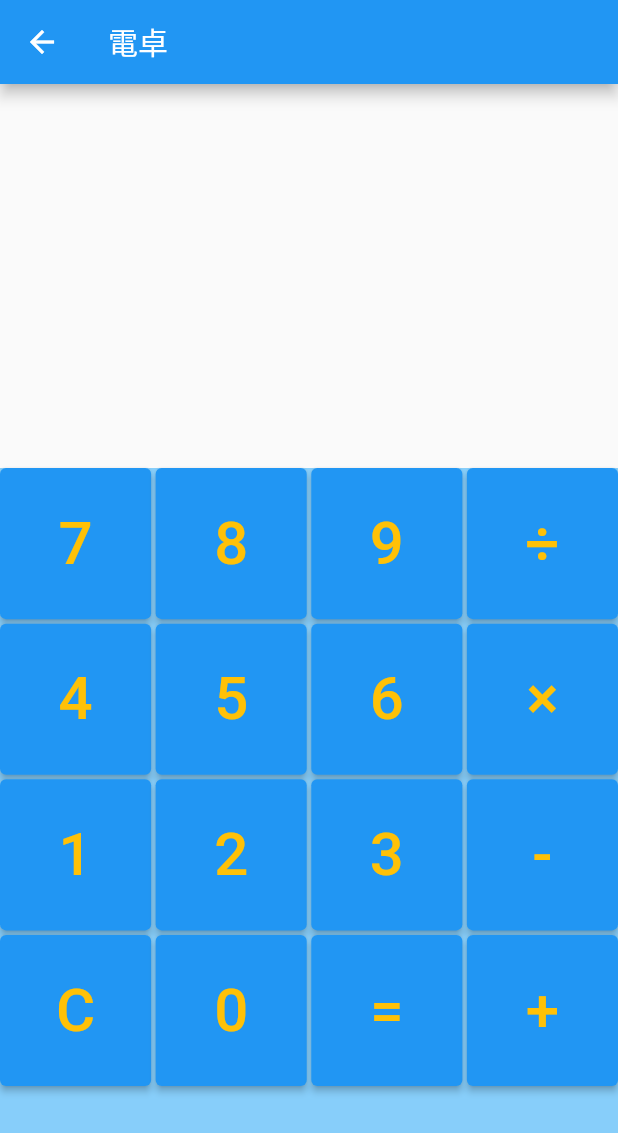
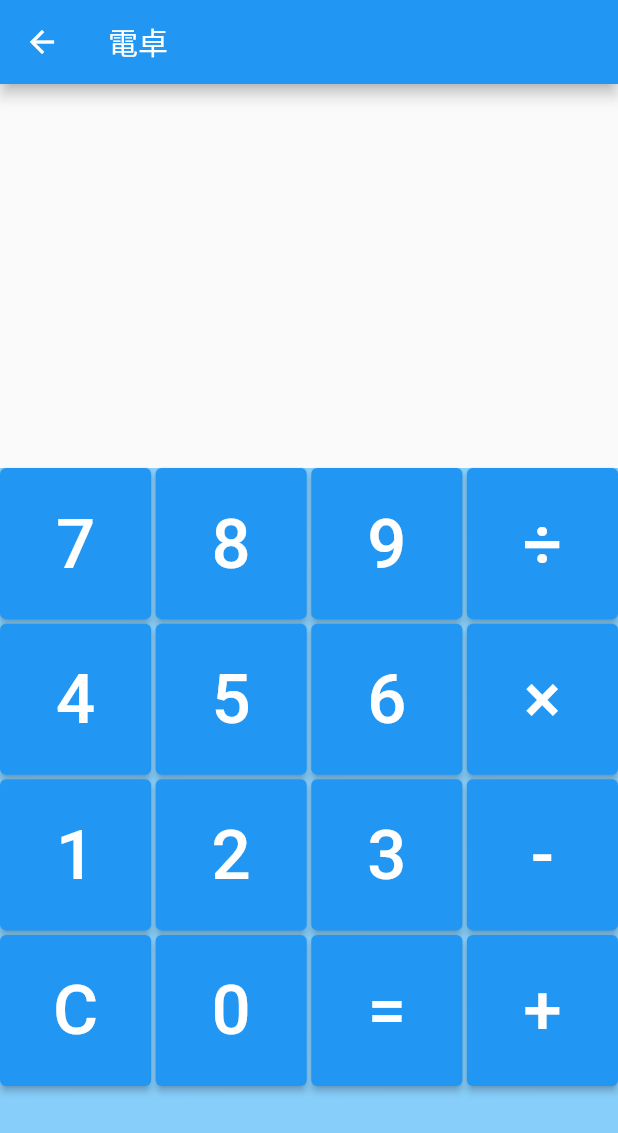
Before and after one commit to rikoniko/calculator-app, a Flutter app: the CalculationPage screen opened directly, on a phone screen of 412 x 824 dp. Shown: the top 1133 px of the screen. Run offline on Flutter 3.47's test engine with Material 2 defaults, Android fonts, the phone set to English and light mode, and no system bars.

Commit message:
fix 電卓の表示部分の修正

```diff
--- a/lib/calculation_page.dart
+++ b/lib/calculation_page.dart
@@ -25,39 +25,6 @@ class CalculationPage extends StatelessWidget {
       );
   }
 }
-/*void main() {
-  runApp(const CalculationPage());
-}
-
-class CalculationPage extends StatelessWidget {
-  const CalculationPage({Key? key}) : super(key: key);
-
-  @override
-  Widget build(BuildContext context){
-    return MaterialApp(
-      title:'楽する電卓',
-      theme:ThemeData(
-        primarySwatch:Colors.blue,
-      ),
-      home:const MainPage(),
-    );
-  }
-}
-class MainPage extends StatelessWidget{
-  const MainPage({Key? key}) : super(key: key);
-  @override
-  Widget build(BuildContext context){
-    return Scaffold(
-        body: Column(
-          mainAxisAlignment: MainAxisAlignment.start,
-          children: [
-            TextField(),
-            Keybutton(),
-          ],
-        )
-    );
-  }
-}*/
 
 //電卓の表示部分
 class TextField extends StatefulWidget {
@@ -90,6 +57,7 @@ class _TextFiledState extends State<TextField> {
     });
   }
 
+
   @override
   Widget build(BuildContext context) {
     return Expanded(
@@ -106,7 +74,7 @@ class _TextFiledState extends State<TextField> {
     );
   }
 
-  static final controller = StreamController<String>.broadcast();
+  static final controller = StreamController.broadcast();
   @override
   void initState() {
     controller.stream.listen((event) => UpdateText(event));
@@ -150,7 +118,20 @@ class Button extends StatelessWidget {
   Button(this.num);
   @override
   Widget build(BuildContext context) {
-    return ElevatedButton(
+    return Container(
+        child: ElevatedButton(
+          child: Center(
+            child: Text(
+              num,
+              style: TextStyle(fontSize: 46.0),
+            ),
+          ),
+          onPressed: (){
+            _TextFiledState.controller.sink.add(num);
+          },
+        )
+    );
+    /*return ElevatedButton(
       child: Text(
         "$num",
         style: TextStyle(
@@ -164,6 +145,6 @@ class Button extends StatelessWidget {
       onPressed: () {
         _TextFiledState.controller.sink.add(num);
       },
-    );
+    );*/
   }
 }
```
